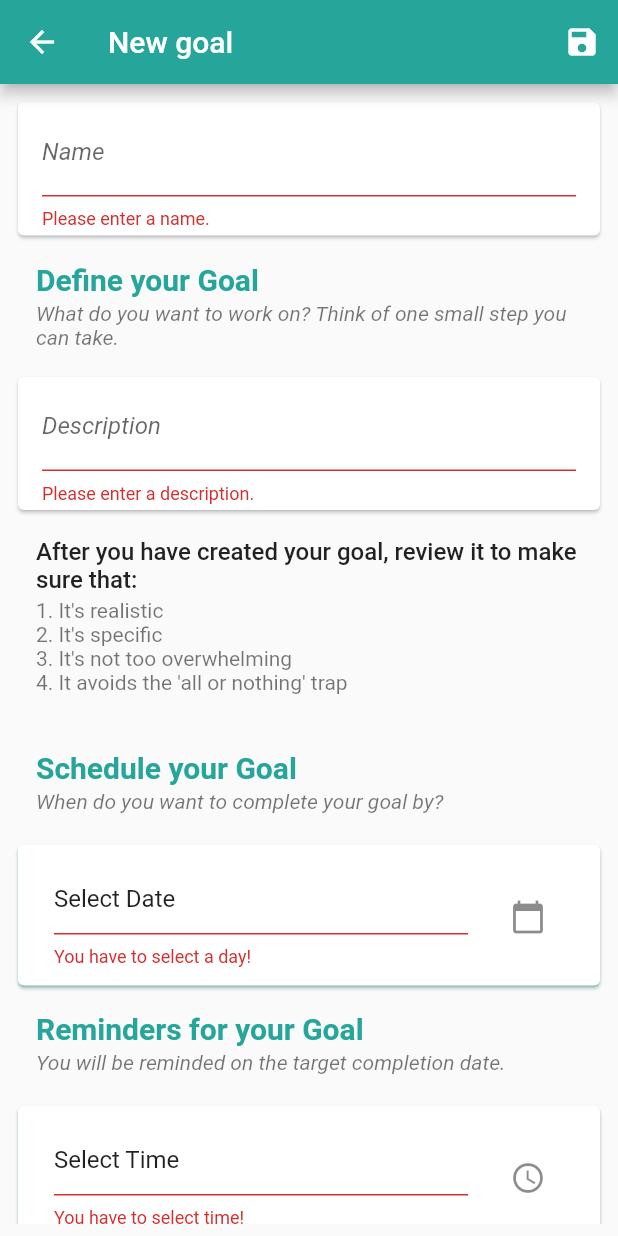
After one commit to anastasiamela/Eating_Disorder_App, a Flutter app: the AddGoalScreen screen opened by its route, after a tap on the "save" icon, on a phone screen of 412 x 824 dp. The commit adds this screen. Run offline on Flutter 3.47's test engine with Material 2 defaults, Android fonts, the phone set to English and light mode, and no system bars; our stand-ins replace cloud_firestore, firebase_auth, firebase_core, flutter_local_notifications, rxdart, table_calendar and 1 more; missing offline and left inert: emojis, sticky_grouped_list; accounts and stored records are empty.

Commit message:
Added goals provider and add goal screen

```diff
--- a/lib/main.dart
+++ b/lib/main.dart
@@ -46,6 +46,7 @@ import './screens/users/tips/tips_categories_screen.dart';
 import './screens/users/tips/tips_one_category_screen.dart';
 import './screens/users/tips/nutri_sources_categories_screen.dart';
 import './screens/users/tips/nutri_source_one_category_screen.dart';
+import './screens/users/add_input/add_goal_screen.dart';
 
 import './providers/meal_logs.dart';
 import './providers/logging_goals.dart';
@@ -61,6 +62,7 @@ import './providers/coping_skills.dart';
 import './providers/community_coping_skills.dart';
 import './providers/connected_clinician.dart';
 import './providers/reminders.dart';
+import './providers/goals.dart';
 
 void main() {
   runApp(MyApp());
@@ -118,6 +120,9 @@ class MyApp extends StatelessWidget {
               ),
               ChangeNotifierProvider(
                 create: (_) => SettingsForReminders(),
+              ),
+              ChangeNotifierProvider(
+                create: (_) => Goals(),
               ),
             ],
             child: Consumer<Auth>(
@@ -202,6 +207,7 @@ class MyApp extends StatelessWidget {
                       NutriSourceOneCategoryScreen(),
                   NutriSourcesCategoriesScreen.routeName: (ctx) =>
                       NutriSourcesCategoriesScreen(),
+                  AddGoalScreen.routeName: (ctx) => AddGoalScreen(),
                 },
               ),
             ),
--- a/lib/providers/coping_skills.dart
+++ b/lib/providers/coping_skills.dart
@@ -148,7 +148,7 @@ class CopingSkills with ChangeNotifier {
         'description': newSkill.description,
         'createdAt': Timestamp.fromDate(timestamp),
       });
-      skills[skillIndex] = newSkill;
+      _skills[skillIndex] = newSkill;
       //print(skills[skillIndex].name);
       notifyListeners();
     } else {
--- /dev/null
+++ b/lib/providers/goals.dart
@@ -0,0 +1,213 @@
+import 'package:flutter/material.dart';
+import 'package:cloud_firestore/cloud_firestore.dart';
+
+import '../models/http_exception.dart';
+
+class Goal with ChangeNotifier {
+  final String id;
+  final String name;
+  final String description;
+  final String patientId;
+  final String createdBy;
+  final DateTime creationDate;
+  final DateTime scheduleToCompleteDate;
+  final DateTime completeDate;
+  final bool isCompleted;
+
+  Goal({
+    @required this.id,
+    @required this.name,
+    @required this.description,
+    @required this.patientId,
+    @required this.createdBy,
+    @required this.creationDate,
+    @required this.scheduleToCompleteDate,
+    @required this.completeDate,
+    @required this.isCompleted,
+  });
+}
+
+class Goals with ChangeNotifier {
+  List<Goal> _goals = [];
+
+  Goals();
+
+  List<Goal> get goals {
+    return [..._goals];
+  }
+
+  List<Goal> get goalsByPatient {
+    return _goals
+        .where((goal) => goal.patientId == goal.createdBy ?? () => null)
+        .toList();
+  }
+
+  List<Goal> get copingSkillsByClinician {
+    return _goals
+        .where((goal) => goal.patientId != goal.createdBy ?? () => null)
+        .toList();
+  }
+
+  Goal findById(String id) {
+    return _goals.firstWhere((goal) => goal.id == id);
+  }
+
+  Future<void> fetchAndSetGoals(String patientId) async {
+    try {
+      final response = await FirebaseFirestore.instance
+          .collection('patients')
+          .doc(patientId)
+          .collection('goals')
+          .orderBy("createdAt", descending: true)
+          .get();
+      final extractedData = response.docs;
+      if (extractedData == null) {
+        return;
+      }
+      final List<Goal> loadedGoals = [];
+      extractedData.forEach((goal) {
+        var goalData = goal.data();
+        loadedGoals.add(
+          Goal(
+            id: goal.id,
+            patientId: goalData['patientId'],
+            createdBy: goalData['createdBy'],
+            name: goalData['name'],
+            description: goalData['description'],
+            creationDate: DateTime.parse(goalData['creationDate']),
+            scheduleToCompleteDate:
+                DateTime.parse(goalData['scheduleToCompleteDate']),
+            completeDate: DateTime.parse(goalData['completeDate']),
+            isCompleted: goalData['isCompleted'],
+          ),
+        );
+      });
+      _goals = loadedGoals;
+      notifyListeners();
+    } catch (error) {
+      throw (error);
+    }
+  }
+
+  Future<void> addGoal(Goal goalInput) async {
+    final timestamp = DateTime.now();
+    try {
+      final response = await FirebaseFirestore.instance
+          .collection('patients')
+          .doc(goalInput.patientId)
+          .collection('goals')
+          .add({
+        'patientId': goalInput.patientId,
+        'createdBy': goalInput.createdBy,
+        'creationDate': goalInput.creationDate.toIso8601String(),
+        'scheduleToCompleteDate':
+            goalInput.scheduleToCompleteDate.toIso8601String(),
+        'completeDate': goalInput.completeDate.toIso8601String(),
+        'isCompleted': goalInput.isCompleted,
+        'name': goalInput.name,
+        'description': goalInput.description,
+        'createdAt': Timestamp.fromDate(timestamp),
+      });
+      final newGoal = Goal(
+        id: response.id,
+        patientId: goalInput.patientId,
+        createdBy: goalInput.createdBy,
+        creationDate: goalInput.creationDate,
+        scheduleToCompleteDate: goalInput.scheduleToCompleteDate,
+        completeDate: goalInput.completeDate,
+        isCompleted: goalInput.isCompleted,
+        name: goalInput.name,
+        description: goalInput.description,
+      );
+      _goals.add(newGoal);
+      notifyListeners();
+    } catch (error) {
+      print(error);
+      throw error;
+    }
+  }
+
+  Future<void> updateGoal(String id, Goal newGoal) async {
+    final goalIndex = _goals.indexWhere((goal) => goal.id == id);
+    if (goalIndex >= 0) {
+      final timestamp = DateTime.now();
+      await FirebaseFirestore.instance
+          .collection('patients')
+          .doc(newGoal.patientId)
+          .collection('goals')
+          .doc(id)
+          .set({
+        'patientId': newGoal.patientId,
+        'createdBy': newGoal.createdBy,
+        'creationDate': newGoal.creationDate.toIso8601String(),
+        'scheduleToCompleteDate':
+            newGoal.scheduleToCompleteDate.toIso8601String(),
+        'completeDate': newGoal.completeDate.toIso8601String(),
+        'isCompleted': newGoal.isCompleted,
+        'name': newGoal.name,
+        'description': newGoal.description,
+        'createdAt': Timestamp.fromDate(timestamp),
+      });
+      _goals[goalIndex] = newGoal;
+      notifyListeners();
+    } else {
+      print('...');
+    }
+  }
+
+  Future<void> deleteGoal(String id, String patientId) async {
+    final existingGoalIndex = _goals.indexWhere((goal) => goal.id == id);
+    var existingGoal = _goals[existingGoalIndex];
+    _goals.removeAt(existingGoalIndex);
+    notifyListeners();
+    try {
+      await FirebaseFirestore.instance
+          .collection('patients')
+          .doc(patientId)
+          .collection('goals')
+          .doc(id)
+          .delete();
+      existingGoal = null;
+    } catch (error) {
+      _goals.insert(existingGoalIndex, existingGoal);
+      notifyListeners();
+      throw HttpException('Could not delete the goal.');
+    }
+  }
+
+  Future<void> fetchAndSetCopingSkillsOfPatients(List<String> patients) async {
+    try {
+      final response = await FirebaseFirestore.instance
+          .collectionGroup('goals')
+          .where('patientId', whereIn: patients)
+          .orderBy("createdAt", descending: true)
+          .get();
+      final extractedData = response.docs;
+      if (extractedData == null) {
+        return;
+      }
+      final List<Goal> loadedGoals = [];
+      extractedData.forEach((goal) {
+        var goalData = goal.data();
+        loadedGoals.add(
+          Goal(
+            id: goal.id,
+            patientId: goalData['patientId'],
+            createdBy: goalData['createdBy'],
+            creationDate: DateTime.parse(goalData['creationDate']),
+            scheduleToCompleteDate:
+                DateTime.parse(goalData['scheduleToCompleteDate']),
+            completeDate: DateTime.parse(goalData['completeDate']),
+            isCompleted: goalData['isCompleted'],
+            name: goalData['name'],
+            description: goalData['description'],
+          ),
+        );
+      });
+      _goals = loadedGoals;
+      notifyListeners();
+    } catch (error) {
+      throw (error);
+    }
+  }
+}
--- /dev/null
+++ b/lib/screens/users/add_input/add_goal_screen.dart
@@ -0,0 +1,417 @@
+import 'package:flutter/material.dart';
+import 'package:provider/provider.dart';
+
+import '../../../providers/goals.dart';
+import '../../../providers/auth.dart';
+
+class AddGoalScreen extends StatefulWidget {
+  static const routeName = '/add-goal';
+  @override
+  _AddGoalScreenState createState() => _AddGoalScreenState();
+}
+
+class _AddGoalScreenState extends State<AddGoalScreen> {
+  final _form = GlobalKey<FormState>();
+  String _inputName;
+  String _inputDescription;
+  DateTime _selectedComplitionDate;
+  bool _hasSelectedcompletionDate;
+  bool _hasSelectedTime;
+  TimeOfDay _selectedTime;
+
+  var _isInit = true;
+  var _isEdit = false;
+  Goal entry;
+  @override
+  void didChangeDependencies() {
+    if (_isInit) {
+      entry = ModalRoute.of(context).settings.arguments as Goal;
+      if (entry == null) {
+        _inputName = '';
+        _inputDescription = '';
+        _selectedComplitionDate = null;
+        _hasSelectedcompletionDate = false;
+        _hasSelectedTime = false;
+        _selectedTime = null;
+        _isEdit = false;
+      } else {
+        _inputName = entry.name;
+        _inputDescription = entry.description;
+        _selectedComplitionDate = entry.completeDate;
+        _hasSelectedcompletionDate = true;
+        _hasSelectedTime = false;
+        _selectedTime = null;
+        _isEdit = true;
+      }
+    }
+    _isInit = false;
+    super.didChangeDependencies();
+  }
+
+  void _saveForm() {
+    final isValid = _form.currentState.validate();
+    if (!isValid) {
+      return;
+    }
+    _form.currentState.save();
+    final patientId = Provider.of<Auth>(context, listen: false).userId;
+    final date = DateTime.now();
+
+    if (!_isEdit) {
+      Goal input = Goal(
+        id: '',
+        name: _inputName,
+        description: _inputDescription,
+        patientId: patientId,
+        createdBy: patientId,
+        creationDate: date,
+        scheduleToCompleteDate: _selectedComplitionDate,
+        completeDate: date,
+        isCompleted: false,
+      );
+      Provider.of<Goals>(context, listen: false).addGoal(input);
+    } else {
+      Goal input = Goal(
+        id: entry.id,
+        name: _inputName,
+        description: _inputDescription,
+        patientId: entry.patientId,
+        createdBy: entry.createdBy,
+        creationDate: entry.creationDate,
+        scheduleToCompleteDate: _selectedComplitionDate,
+        completeDate: entry.completeDate,
+        isCompleted: entry.isCompleted,
+      );
+      Provider.of<Goals>(context, listen: false).updateGoal(entry.id, input);
+    }
+    Navigator.of(context).pop();
+  }
+
+  @override
+  Widget build(BuildContext context) {
+    final patientId = Provider.of<Auth>(context, listen: false).userId;
+    return Scaffold(
+      appBar: AppBar(
+        title: _isEdit ? Text('Edit goal') : Text('New goal'),
+        actions: <Widget>[
+          if (_isEdit)
+            IconButton(
+              icon: Icon(
+                Icons.delete,
+                color: Colors.white,
+              ),
+              onPressed: () async {
+                bool response = await showDialog(
+                  context: context,
+                  builder: (ctx) => AlertDialog(
+                    title: Text('Are you sure?'),
+                    content: Text(
+                      'Do you want to remove the goal?',
+                    ),
+                    actions: <Widget>[
+                      FlatButton(
+                        child: Text('No'),
+                        onPressed: () {
+                          Navigator.of(ctx).pop(true);
+                        },
+                      ),
+                      FlatButton(
+                        child: Text('Yes'),
+                        onPressed: () {
+                          Navigator.of(ctx).pop(false);
+                        },
+                      ),
+                    ],
+                  ),
+                );
+                if (!response) {
+                  Provider.of<Goals>(context, listen: false)
+                      .deleteGoal(entry.id, patientId);
+                  Navigator.of(context).pop();
+                }
+              },
+            ),
+          IconButton(
+            icon: Icon(
+              Icons.save,
+              color: Colors.white,
+            ),
+            onPressed: _saveForm,
+          ),
+        ],
+      ),
+      body: Padding(
+        padding: const EdgeInsets.all(8.0),
+        child: Form(
+          key: _form,
+          child: ListView(
+            children: [
+              _buildNameInput(),
+              Padding(
+                padding: const EdgeInsets.fromLTRB(0, 10, 0, 10),
+                child: ListTile(
+                  title: Text(
+                    'Define your Goal',
+                    style: TextStyle(
+                        color: Theme.of(context).primaryColor,
+                        fontSize: 20,
+                        fontWeight: FontWeight.w600),
+                  ),
+                  subtitle: Padding(
+                    padding: const EdgeInsets.fromLTRB(0, 3, 0, 0),
+                    child: Text(
+                      'What do you want to work on? Think of one small step you can take.',
+                      style: TextStyle(
+                        fontSize: 14,
+                        fontStyle: FontStyle.italic,
+                      ),
+                    ),
+                  ),
+                ),
+              ),
+              _buildDescriptionInput(),
+              Padding(
+                padding: const EdgeInsets.fromLTRB(0, 10, 0, 10),
+                child: ListTile(
+                  title: Text(
+                    'After you have created your goal, review it to make sure that:',
+                    style: TextStyle(
+                      fontSize: 16,
+                      fontWeight: FontWeight.w500,
+                    ),
+                  ),
+                  subtitle: Padding(
+                    padding: const EdgeInsets.fromLTRB(0, 3, 0, 0),
+                    child: Column(
+                      crossAxisAlignment: CrossAxisAlignment.start,
+                      children: [
+                        Text(
+                          '1. It\'s realistic',
+                        ),
+                        Text(
+                          '2. It\'s specific',
+                        ),
+                        Text(
+                          '3. It\'s not too overwhelming',
+                        ),
+                        Text(
+                          '4. It avoids the \'all or nothing\' trap',
+                        ),
+                      ],
+                    ),
+                  ),
+                ),
+              ),
+              Padding(
+                padding: const EdgeInsets.fromLTRB(0, 10, 0, 0),
+                child: ListTile(
+                  title: Text(
+                    'Schedule your Goal',
+                    style: TextStyle(
+                        color: Theme.of(context).primaryColor,
+                        fontSize: 20,
+                        fontWeight: FontWeight.w600),
+                  ),
+                  subtitle: Padding(
+                    padding: const EdgeInsets.fromLTRB(0, 3, 0, 0),
+                    child: Text(
+                      'When do you want to complete your goal by?',
+                      style: TextStyle(
+                        fontSize: 14,
+                        fontStyle: FontStyle.italic,
+                      ),
+                    ),
+                  ),
+                ),
+              ),
+              _buildCompletionDateInput(),
+              Padding(
+                padding: const EdgeInsets.fromLTRB(0, 0, 0, 0),
+                child: ListTile(
+                  title: Text(
+                    'Reminders for your Goal',
+                    style: TextStyle(
+                        color: Theme.of(context).primaryColor,
+                        fontSize: 20,
+                        fontWeight: FontWeight.w600),
+                  ),
+                  subtitle: Padding(
+                    padding: const EdgeInsets.fromLTRB(0, 3, 0, 0),
+                    child: Text(
+                      'You will be reminded on the target completion date.',
+                      style: TextStyle(
+                        fontSize: 14,
+                        fontStyle: FontStyle.italic,
+                      ),
+                    ),
+                  ),
+                ),
+              ),
+              _buildReminderTimeInput(),
+            ],
+          ),
+        ),
+      ),
+    );
+  }
+
+  _pickTime() async {
+    TimeOfDay t = await showTimePicker(
+      context: context,
+      initialTime: TimeOfDay.now(),
+    );
+    if (t != null) {
+      setState(() {
+        _selectedTime = t;
+        _hasSelectedTime = true;
+      });
+    }
+  }
+
+  String printTime(TimeOfDay time) {
+    String _addLeadingZeroIfNeeded(int value) {
+      if (value < 10) return '0$value';
+      return value.toString();
+    }
+
+    final String hourLabel = _addLeadingZeroIfNeeded(time.hour);
+    final String minuteLabel = _addLeadingZeroIfNeeded(time.minute);
+
+    return '$hourLabel:$minuteLabel';
+  }
+
+  _pickDate() async {
+    DateTime today = DateTime.now();
+    DateTime date = await showDatePicker(
+      context: context,
+      firstDate: today,
+      lastDate: today.add(Duration(days: 365)),
+      initialDate: today,
+    );
+    if (date != null)
+      setState(() {
+        _selectedComplitionDate = date;
+        _hasSelectedcompletionDate = true;
+      });
+  }
+
+  Widget _buildReminderTimeInput() {
+    return Card(
+      shadowColor: Theme.of(context).primaryColor,
+      child: Padding(
+        padding: const EdgeInsets.all(8.0),
+        child: Column(
+          crossAxisAlignment: CrossAxisAlignment.start,
+          children: <Widget>[
+            ListTile(
+              title: (_hasSelectedTime)
+                  ? Text(
+                      printTime(_selectedTime),
+                      style: TextStyle(
+                        fontSize: 18.0,
+                        fontWeight: FontWeight.w600,
+                      ),
+                    )
+                  : TextFormField(
+                      initialValue: 'Select Time',
+                      readOnly: true,
+                      validator: (value) {
+                        if (_hasSelectedTime == false) {
+                          //if you have not selected day
+                          return 'You have to select time!';
+                        }
+                        return null;
+                      },
+                    ),
+              trailing: IconButton(
+                icon: Icon(Icons.access_time),
+                onPressed: _pickTime,
+              ),
+            ),
+          ],
+        ),
+      ),
+    );
+  }
+
+  Widget _buildCompletionDateInput() {
+    return Card(
+      shadowColor: Theme.of(context).primaryColor,
+      child: Padding(
+        padding: const EdgeInsets.all(8.0),
+        child: Column(
+          crossAxisAlignment: CrossAxisAlignment.start,
+          children: <Widget>[
+            ListTile(
+              title: (_hasSelectedcompletionDate)
+                  ? Text(
+                      '${_selectedComplitionDate.day}. ${_selectedComplitionDate.month}. ${_selectedComplitionDate.year}',
+                      style: TextStyle(
+                        fontSize: 18.0,
+                        fontWeight: FontWeight.w600,
+                      ),
+                    )
+                  : TextFormField(
+                      initialValue: 'Select Date',
+                      readOnly: true,
+                      validator: (value) {
+                        if (_hasSelectedcompletionDate == false) {
+                          //if you have not selected day
+                          return 'You have to select a day!';
+                        }
+                        return null;
+                      },
+                    ),
+              trailing: IconButton(
+                icon: Icon(Icons.calendar_today),
+                onPressed: _pickDate,
+              ),
+            ),
+          ],
+        ),
+      ),
+    );
+  }
+
+  Widget _buildNameInput() {
+    return Card(
+      child: ListTile(
+        title: TextFormField(
+          initialValue: _inputName,
+          decoration: InputDecoration(
+              labelText: 'Name',
+              labelStyle: TextStyle(fontStyle: FontStyle.italic)),
+          validator: (value) {
+            if (value.isEmpty) {
+              return 'Please enter a name.';
+            }
+            return null;
+          },
+          onSaved: (value) => _inputName = value,
+        ),
+      ),
+    );
+  }
+
+  Widget _buildDescriptionInput() {
+    return Card(
+      child: ListTile(
+        title: TextFormField(
+          initialValue: _inputDescription,
+          keyboardType: TextInputType.multiline,
+          maxLines: null,
+          decoration: InputDecoration(
+              labelText: 'Description',
+              labelStyle: TextStyle(fontStyle: FontStyle.italic)),
+          validator: (value) {
+            if (value.trim().isEmpty) {
+              return 'Please enter a description.';
+            }
+            return null;
+          },
+          onChanged: (value) => _inputDescription = value.trim(),
+        ),
+      ),
+    );
+  }
+}
--- a/lib/widgets/users/app_drawer.dart
+++ b/lib/widgets/users/app_drawer.dart
@@ -8,11 +8,12 @@ import 'package:provider/provider.dart';
 import '../../screens/users/logs_screens/general_logs_overview_screen.dart';
 import '../../screens/users/meal_plans.dart/meal_plans_overview_screen.dart';
 import '../../screens/users/settings_users/general_settings_users_screen.dart';
-import '../../screens/users/add_input/add_coping_skill_screen.dart';
+//import '../../screens/users/add_input/add_coping_skill_screen.dart';
 import '../../screens/users/coping_skills/my_coping_skills_screen.dart';
 import '../../screens/users/communtity_coping_skills/community_skills_overview_screen.dart';
 import '../../screens/users/reminders/reminders_screen.dart';
 import '../../screens/users/tips/tips_categories_screen.dart';
+import '../../screens/users/add_input/add_goal_screen.dart';
 
 import '../../providers/auth.dart';
 
@@ -57,10 +58,10 @@ class AppDrawer extends StatelessWidget {
           Divider(),
           ListTile(
             leading: Icon(Icons.add),
-            title: Text('Add coping skill'),
+            title: Text('Add goal'),
             onTap: () {
               Navigator.of(context).pop();
-              Navigator.of(context).pushReplacementNamed(AddCopingSkillScreen.routeName);
+              Navigator.of(context).pushNamed(AddGoalScreen.routeName);
             },
           ),
           Divider(),
```
Also changed, not shown: lib/screens/users/add_input/add_coping_skill_screen.dart (+4 -3 lines).
